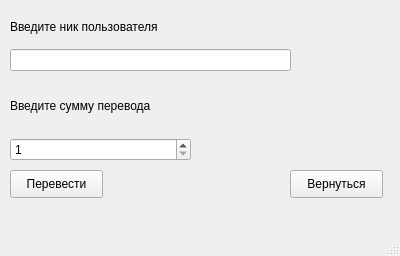
First picture: the form in ui/transfer.ui, repository koluiree/Bank_System, before the edit.
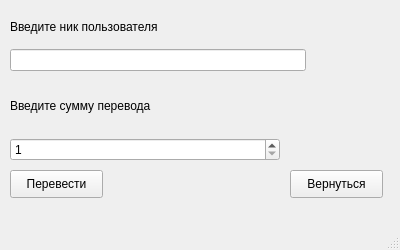
Second picture: the form after the edit.

```diff
--- a/ui/transfer.ui
+++ b/ui/transfer.ui
@@ -7,9 +7,21 @@
     <x>0</x>
     <y>0</y>
     <width>400</width>
-    <height>256</height>
+    <height>250</height>
    </rect>
   </property>
+  <property name="minimumSize">
+   <size>
+    <width>400</width>
+    <height>250</height>
+   </size>
+  </property>
+  <property name="maximumSize">
+   <size>
+    <width>400</width>
+    <height>250</height>
+   </size>
+  </property>
   <property name="windowTitle">
    <string>Перевести средства</string>
   </property>
@@ -45,7 +57,7 @@
      <rect>
       <x>10</x>
       <y>10</y>
-      <width>281</width>
+      <width>296</width>
       <height>61</height>
      </rect>
     </property>
@@ -67,7 +79,7 @@
      <rect>
       <x>10</x>
       <y>80</y>
-      <width>181</width>
+      <width>270</width>
       <height>81</height>
      </rect>
     </property>
```
